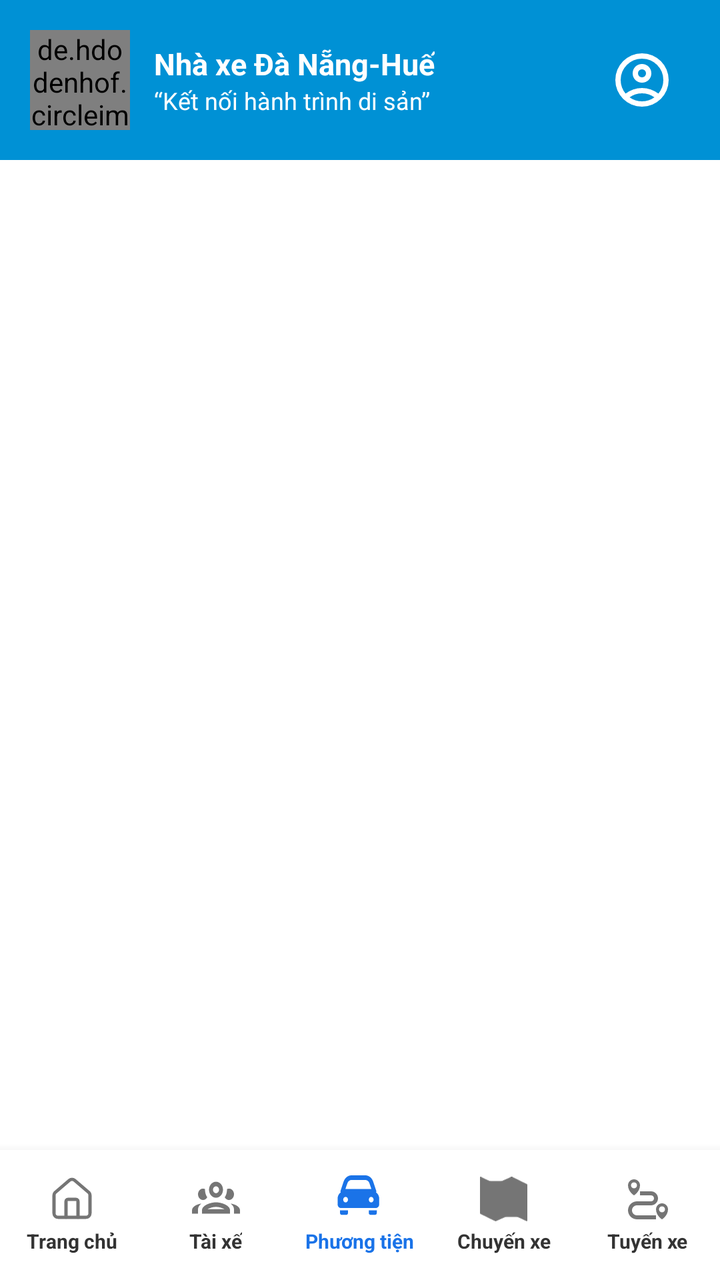
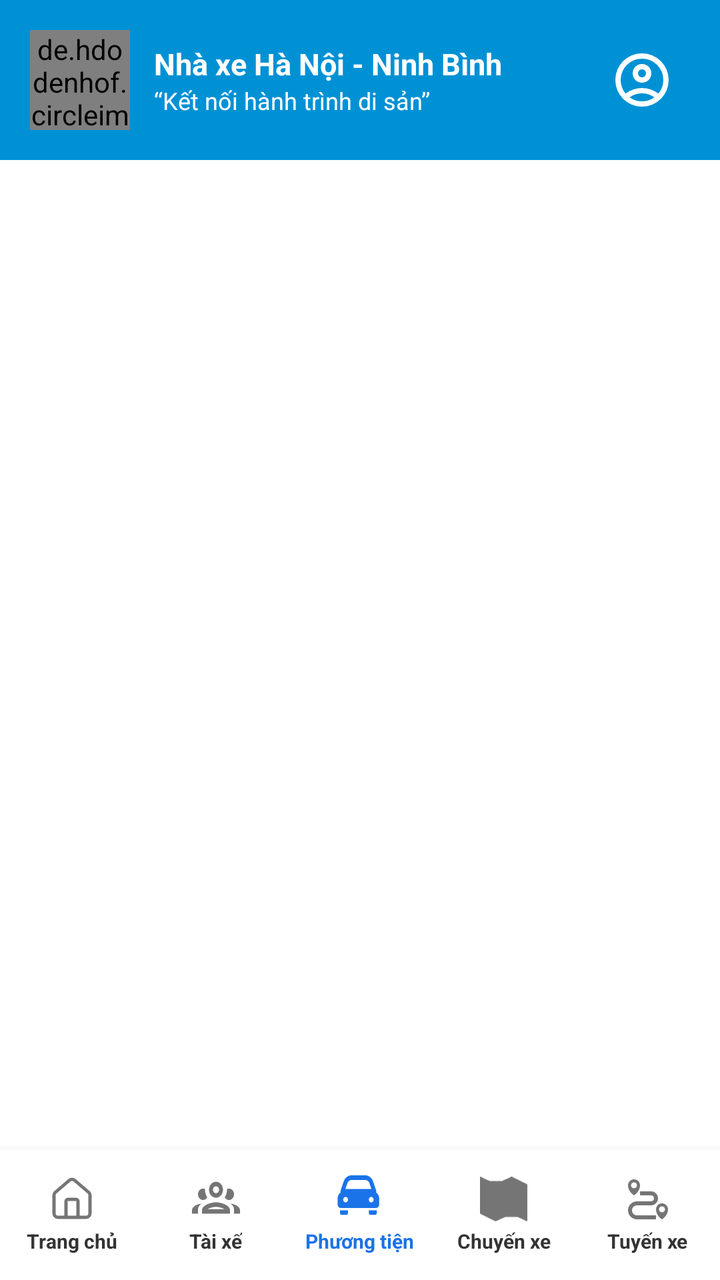

Screens rendered from an Android XML layout before and after an edit, with the pre-edit source and the edit as a unified diff.
<!-- AndroidManifest.xml: application theme Theme.VeXeApp -->
<!-- res/layout/activity_car_type_management.xml -->
<?xml version="1.0" encoding="utf-8"?>
<androidx.constraintlayout.widget.ConstraintLayout xmlns:android="http://schemas.android.com/apk/res/android"
    xmlns:app="http://schemas.android.com/apk/res-auto"
    xmlns:tools="http://schemas.android.com/tools"
    android:layout_width="match_parent"
    android:layout_height="match_parent"
    android:background="#FFFFFF">

    
    <LinearLayout
        android:id="@+id/header"
        android:layout_width="match_parent"
        android:layout_height="80dp"
        android:background="#0091D5"
        android:gravity="center_vertical"
        android:orientation="horizontal"
        android:paddingHorizontal="15dp"
        app:layout_constraintTop_toTopOf="parent">

        <de.hdodenhof.circleimageview.CircleImageView
            android:id="@+id/imgLogo"
            android:layout_width="50dp"
            android:layout_height="50dp"
            android:src="@drawable/logo"
            app:civ_border_color="@color/white"
            app:civ_border_width="1dp" />

        <LinearLayout
            android:layout_width="0dp"
            android:layout_height="wrap_content"
            android:layout_marginStart="12dp"
            android:layout_weight="1"
            android:orientation="vertical">

            <TextView
                android:layout_width="wrap_content"
                android:layout_height="wrap_content"
                android:text="Nhà xe Đà Nẵng-Huế"
                android:textColor="@color/white"
                android:textSize="15sp"
                android:textStyle="bold" />

            <TextView
                android:layout_width="wrap_content"
                android:layout_height="wrap_content"
                android:text="“Kết nối hành trình di sản”"
                android:textColor="@color/white"
                android:textSize="12sp" />
        </LinearLayout>

        <ImageView
            android:id="@+id/btnProfile"
            android:layout_width="48dp"
            android:layout_height="48dp"
            android:padding="8dp"
            android:src="@drawable/account_circle"
            app:tint="@color/white" />
    </LinearLayout>

    <androidx.recyclerview.widget.RecyclerView
        android:id="@+id/rvCarTypes"
        android:layout_width="match_parent"
        android:layout_height="0dp"
        android:padding="10dp"
        android:clipToPadding="false"
        app:layout_constraintBottom_toTopOf="@+id/bottom_nav"
        app:layout_constraintTop_toBottomOf="@+id/header" />

    
    <LinearLayout
        android:id="@+id/bottom_nav"
        android:layout_width="match_parent"
        android:layout_height="65dp"
        android:background="@color/white"
        android:elevation="8dp"
        android:orientation="horizontal"
        android:gravity="center_vertical"
        app:layout_constraintBottom_toBottomOf="parent">

        <LinearLayout
            android:id="@+id/nav_home_op_main"
            android:layout_width="0dp"
            android:layout_height="wrap_content"
            android:layout_weight="1"
            android:gravity="center"
            android:orientation="vertical">
            <ImageView
                android:layout_width="24dp"
                android:layout_height="24dp"
                android:src="@drawable/tc"
                app:tint="#757575"/>
            <TextView
                android:layout_width="wrap_content"
                android:layout_height="wrap_content"
                android:text="Trang chủ"
                android:textSize="10sp"
                android:textColor="#333333"
                android:textStyle="bold"
                android:layout_marginTop="2dp"/>
        </LinearLayout>

        <LinearLayout
            android:id="@+id/nav_driver_op"
            android:layout_width="0dp"
            android:layout_height="wrap_content"
            android:layout_weight="1"
            android:gravity="center"
            android:orientation="vertical">
            <ImageView
                android:layout_width="24dp"
                android:layout_height="24dp"
                android:src="@drawable/taixe"
                app:tint="#757575" />
            <TextView
                android:layout_width="wrap_content"
                android:layout_height="wrap_content"
                android:text="Tài xế"
                android:textSize="10sp"
                android:textColor="#333333"
                android:textStyle="bold"
                android:layout_marginTop="2dp" />
        </LinearLayout>

        <LinearLayout
            android:id="@+id/nav_vehicle_op"
            android:layout_width="0dp"
            android:layout_height="wrap_content"
            android:layout_weight="1"
            android:gravity="center"
            android:orientation="vertical">
            <ImageView
                android:layout_width="24dp"
                android:layout_height="24dp"
                android:src="@drawable/pt"
                app:tint="#1A73E8" />
            <TextView
                android:layout_width="wrap_content"
                android:layout_height="wrap_content"
                android:text="Phương tiện"
                android:textSize="10sp"
                android:textColor="#1A73E8"
                android:textStyle="bold"
                android:layout_marginTop="2dp" />
        </LinearLayout>

        <LinearLayout
            android:id="@+id/nav_trip_op"
            android:layout_width="0dp"
            android:layout_height="wrap_content"
            android:layout_weight="1"
            android:gravity="center"
            android:orientation="vertical">
            <ImageView
                android:layout_width="24dp"
                android:layout_height="24dp"
                android:src="@drawable/cx"
                app:tint="#757575" />
            <TextView
                android:layout_width="wrap_content"
                android:layout_height="wrap_content"
                android:text="Chuyến xe"
                android:textSize="10sp"
                android:textColor="#333333"
                android:textStyle="bold"
                android:layout_marginTop="2dp" />
        </LinearLayout>

        <LinearLayout
            android:id="@+id/nav_route_op"
            android:layout_width="0dp"
            android:layout_height="wrap_content"
            android:layout_weight="1"
            android:gravity="center"
            android:orientation="vertical">
            <ImageView
                android:layout_width="24dp"
                android:layout_height="24dp"
                android:src="@drawable/txe"
                app:tint="#757575" />
            <TextView
                android:layout_width="wrap_content"
                android:layout_height="wrap_content"
                android:text="Tuyến xe"
                android:textSize="10sp"
                android:textColor="#333333"
                android:textStyle="bold"
                android:layout_marginTop="2dp" />
        </LinearLayout>
    </LinearLayout>

</androidx.constraintlayout.widget.ConstraintLayout>
<!-- resources referenced by this layout -->
<resources>
  <color name="white">#FFFFFFFF</color>
  <!-- drawable logo: jpg bitmap (drawable, 201114 bytes) -->
  <!-- drawable tc (drawable) -->
  <vector xmlns:android="http://schemas.android.com/apk/res/android"
      android:width="45dp"
      android:height="45dp"
      android:viewportWidth="45"
      android:viewportHeight="45">
    <path
        android:pathData="M28.125,39.375V24.375C28.125,23.878 27.927,23.401 27.576,23.049C27.224,22.698 26.747,22.5 26.25,22.5H18.75C18.253,22.5 17.776,22.698 17.424,23.049C17.073,23.401 16.875,23.878 16.875,24.375V39.375"
        android:strokeLineJoin="round"
        android:strokeWidth="3"
        android:fillColor="#00000000"
        android:strokeColor="#858383"
        android:strokeLineCap="round"/>
    <path
        android:pathData="M5.625,18.75C5.625,18.205 5.744,17.666 5.973,17.171C6.203,16.676 6.538,16.237 6.954,15.885L20.079,4.637C20.756,4.065 21.614,3.751 22.5,3.751C23.386,3.751 24.244,4.065 24.921,4.637L38.046,15.885C38.462,16.237 38.797,16.676 39.027,17.171C39.256,17.666 39.375,18.205 39.375,18.75V35.625C39.375,36.62 38.98,37.573 38.277,38.277C37.573,38.98 36.62,39.375 35.625,39.375H9.375C8.38,39.375 7.427,38.98 6.723,38.277C6.02,37.573 5.625,36.62 5.625,35.625V18.75Z"
        android:strokeWidth="3"
        android:fillColor="#00000000"
        android:strokeColor="#858383"/>
  </vector>
  <!-- drawable txe (drawable) -->
  <vector xmlns:android="http://schemas.android.com/apk/res/android"
      android:width="45dp"
      android:height="45dp"
      android:viewportWidth="45"
      android:viewportHeight="45">
    <path
        android:pathData="M9.375,18.75C9.375,18.75 15,15.356 15,9.375C15,6.281 12.469,3.75 9.375,3.75C6.281,3.75 3.75,6.281 3.75,9.375C3.75,15.356 9.375,18.75 9.375,18.75ZM9.375,6.563C10.931,6.563 12.188,7.819 12.188,9.375C12.188,10.931 10.931,12.188 9.375,12.188C7.819,12.188 6.563,10.931 6.563,9.375C6.563,7.819 7.819,6.563 9.375,6.563ZM35.625,26.25C32.531,26.25 30,28.781 30,31.875C30,37.856 35.625,41.25 35.625,41.25C35.625,41.25 41.25,37.856 41.25,31.875C41.25,28.781 38.719,26.25 35.625,26.25ZM35.625,34.688C34.069,34.688 32.813,33.431 32.813,31.875C32.813,30.319 34.069,29.063 35.625,29.063C37.181,29.063 38.438,30.319 38.438,31.875C38.438,33.431 37.181,34.688 35.625,34.688Z"
        android:fillColor="#858383"/>
    <path
        android:pathData="M7.5,32.813C7.5,31.569 7.994,30.377 8.873,29.498C9.752,28.619 10.944,28.125 12.188,28.125H25.313C28.931,28.125 31.875,25.181 31.875,21.563C31.875,17.944 28.931,15 25.313,15H15V18.75H25.313C26.869,18.75 28.125,20.006 28.125,21.563C28.125,23.119 26.869,24.375 25.313,24.375H12.188C7.537,24.375 3.75,28.163 3.75,32.813C3.75,37.463 7.537,41.25 12.188,41.25H30V37.5H12.188C10.944,37.5 9.752,37.006 8.873,36.127C7.994,35.248 7.5,34.056 7.5,32.813Z"
        android:fillColor="#858383"/>
  </vector>
  <style name="Theme.VeXeApp" parent="Base.Theme.VeXeApp" />
  <style name="Base.Theme.VeXeApp" parent="Theme.Material3.DayNight.NoActionBar">
          
      </style>
  <!-- unchanged entries left out for length: 4 -->
</resources>

<!-- the commit's change to res/layout/activity_car_type_management.xml (unified diff, before → after) -->
@@ -35,7 +35,7 @@
             <TextView
                 android:layout_width="wrap_content"
                 android:layout_height="wrap_content"
-                android:text="Nhà xe Đà Nẵng-Huế"
+                android:text="Nhà xe Hà Nội - Ninh Bình"
                 android:textColor="@color/white"
                 android:textSize="15sp"
                 android:textStyle="bold" />
<!-- resource entries referenced after the edit -->
@@ -1,7 +1,7 @@
 <!-- resources referenced by this layout -->
 <resources>
   <color name="white">#FFFFFFFF</color>
-  <!-- drawable logo: jpg bitmap (drawable, 201114 bytes) -->
+  <!-- drawable logo: jpg bitmap (drawable, 551135 bytes) -->
   <!-- drawable tc (drawable) -->
   <vector xmlns:android="http://schemas.android.com/apk/res/android"
       android:width="45dp"
